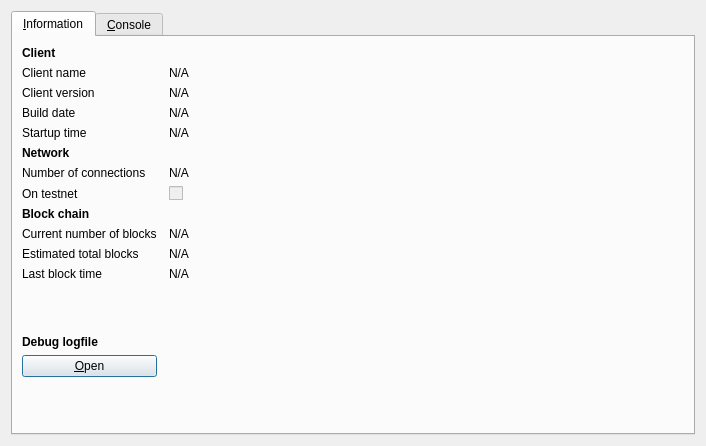
Above: src/qt/forms/rpcconsole.ui from raffermeko/bitcoin before the change. Below: the same form after it.
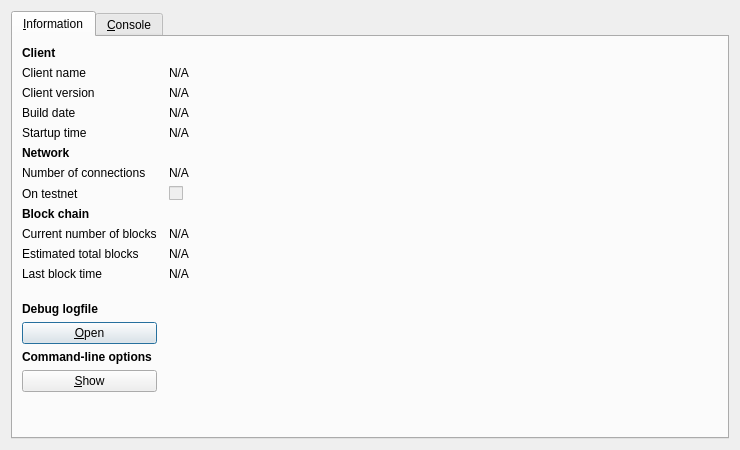
That is the form after the change. Icons and pictures are not drawn.

Commit message: move class HelpMessageBox to guiutil.cpp/.h / add button to show Bitcoin command-line options (in RPC Console -> Information) / resize Debug window a little to allow for a non-breaking display of the welcome message with non-english translation

What changed in the file:
```diff
--- a/src/qt/forms/rpcconsole.ui
+++ b/src/qt/forms/rpcconsole.ui
@@ -6,8 +6,8 @@
    <rect>
     <x>0</x>
     <y>0</y>
-    <width>706</width>
-    <height>446</height>
+    <width>740</width>
+    <height>450</height>
    </rect>
   </property>
   <property name="windowTitle">
@@ -304,6 +304,29 @@
         </widget>
        </item>
        <item row="15" column="0">
+        <widget class="QLabel" name="labelCLOptions">
+         <property name="font">
+          <font>
+           <weight>75</weight>
+           <bold>true</bold>
+          </font>
+         </property>
+         <property name="text">
+          <string>Command-line options</string>
+         </property>
+        </widget>
+       </item>
+       <item row="16" column="0">
+        <widget class="QPushButton" name="showCLOptionsButton">
+         <property name="toolTip">
+          <string>Show the Bitcoin-Qt help message to get a list with possible Bitcoin command-line options.</string>
+         </property>
+         <property name="text">
+          <string>&amp;Show</string>
+         </property>
+        </widget>
+       </item>
+       <item row="17" column="0">
         <spacer name="verticalSpacer">
          <property name="orientation">
           <enum>Qt::Vertical</enum>
```
The commit also changes 5 other files.
